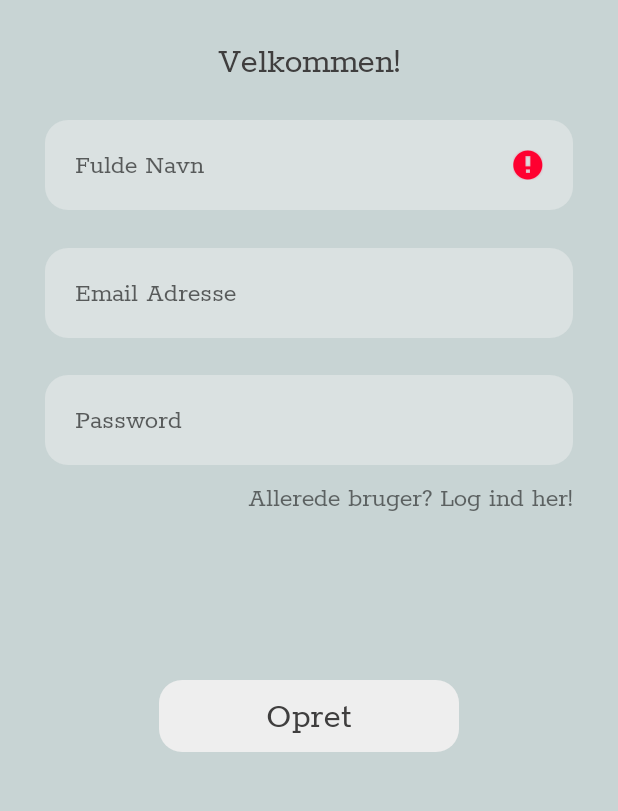
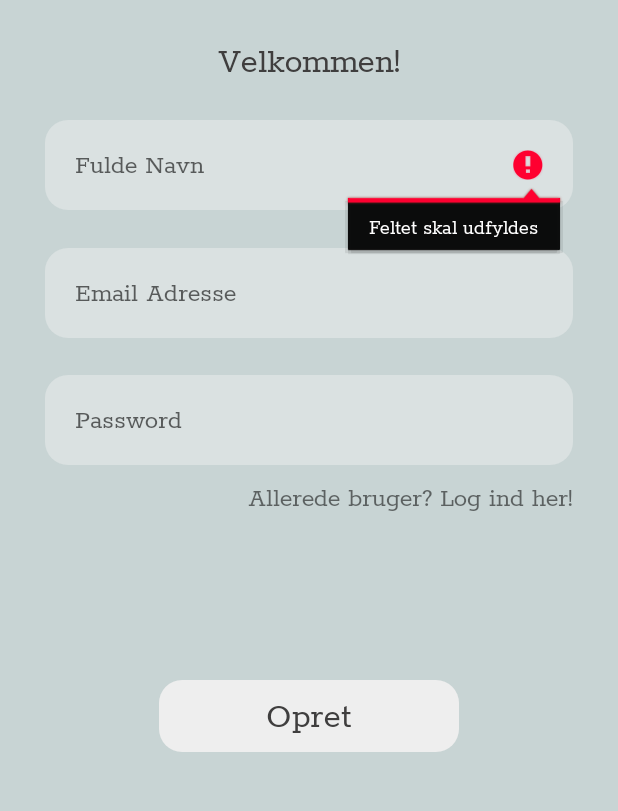
Before and after one commit to kajgaard/BrogApp, an Android app: the screen it shows after launch (CreateUserActivity), after a tap on "Opret", on a phone screen of 412 x 824 dp, the part 270-1081 px from its top. Run offline under Robolectric (Android 15) with nearby library versions, the phone set to English and light mode, and no system bars; our stand-ins replace Firebase (no records; nobody signed in at launch, a user with empty details on screens opened directly).

Commit message:
UX fixes

```diff
--- a/app/src/main/java/com/example/brogapp/CreateUserActivity.java
+++ b/app/src/main/java/com/example/brogapp/CreateUserActivity.java
@@ -35,6 +35,7 @@ public class CreateUserActivity extends AppCompatActivity implements View.OnClic
 
         fAuth = FirebaseAuth.getInstance();
         nameET = findViewById(R.id.nameET);
+        nameET.requestFocus();
         emailET = findViewById(R.id.newEmailET);
         passwordET = findViewById(R.id.newPasswordET);
         alreadyUser = findViewById(R.id.alreadyUserTV);
--- a/app/src/main/res/layout/activity_create_user.xml
+++ b/app/src/main/res/layout/activity_create_user.xml
@@ -38,6 +38,7 @@
         android:inputType="textEmailAddress"
         android:paddingLeft="20dp"
         android:paddingRight="20dp"
+        android:singleLine="true"
         app:layout_constraintBottom_toTopOf="@+id/newPasswordET"
         app:layout_constraintEnd_toEndOf="parent"
         app:layout_constraintHorizontal_bias="0.5"
@@ -57,6 +58,7 @@
         android:hint="Fulde Navn"
         android:paddingLeft="20dp"
         android:paddingRight="20dp"
+        android:singleLine="true"
         app:layout_constraintEnd_toEndOf="parent"
         app:layout_constraintHorizontal_bias="0.5"
         app:layout_constraintStart_toStartOf="parent"
@@ -76,6 +78,7 @@
         android:inputType="textPassword"
         android:paddingLeft="20dp"
         android:paddingRight="20dp"
+        android:singleLine="true"
         app:layout_constraintEnd_toEndOf="parent"
         app:layout_constraintHorizontal_bias="0.0"
         app:layout_constraintStart_toStartOf="parent"
--- a/app/src/main/res/layout/activity_log_in.xml
+++ b/app/src/main/res/layout/activity_log_in.xml
@@ -37,6 +37,7 @@
         android:inputType="textEmailAddress"
         android:paddingLeft="20dp"
         android:paddingRight="20dp"
+        android:singleLine="true"
         app:layout_constraintEnd_toEndOf="parent"
         app:layout_constraintHorizontal_bias="0.0"
         app:layout_constraintStart_toStartOf="parent"
@@ -66,6 +67,7 @@
         android:inputType="textPassword"
         android:paddingLeft="20dp"
         android:paddingRight="20dp"
+        android:singleLine="true"
         app:layout_constraintEnd_toEndOf="parent"
         app:layout_constraintHorizontal_bias="0.0"
         app:layout_constraintStart_toStartOf="parent"
```
